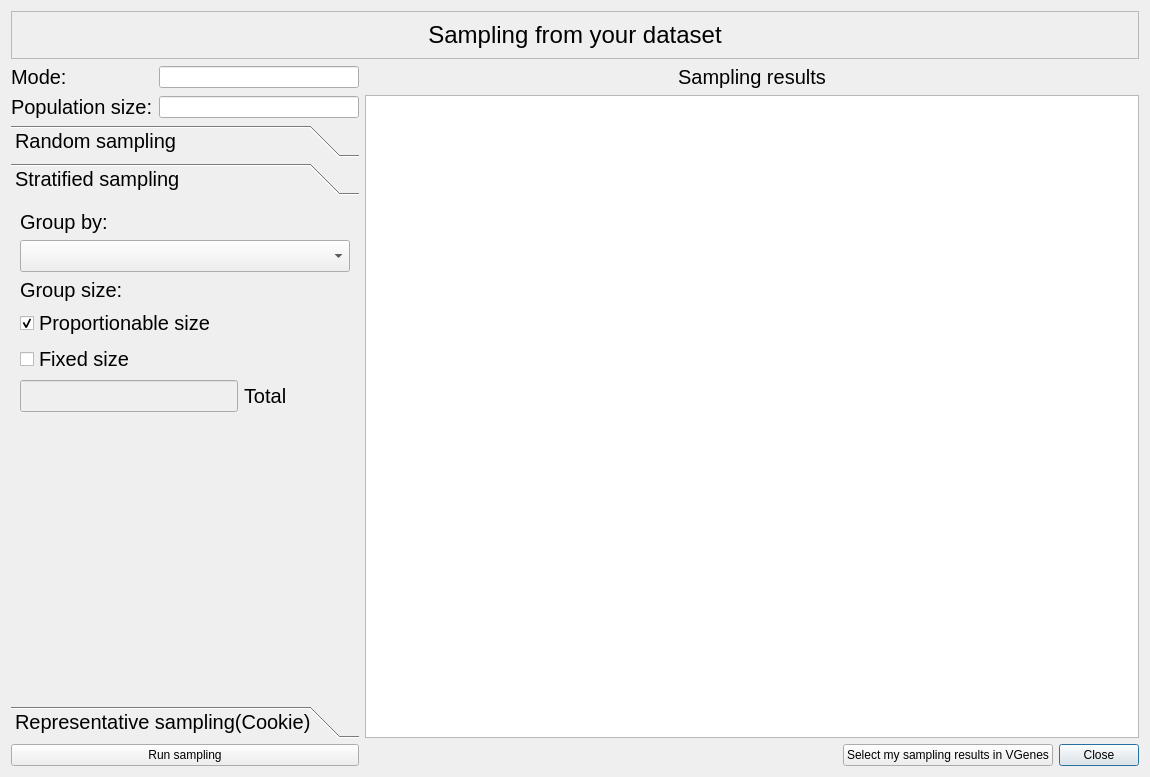
Qt form samplingdialog.ui (WilsonImmunologyLab/VGenes) before a commit.
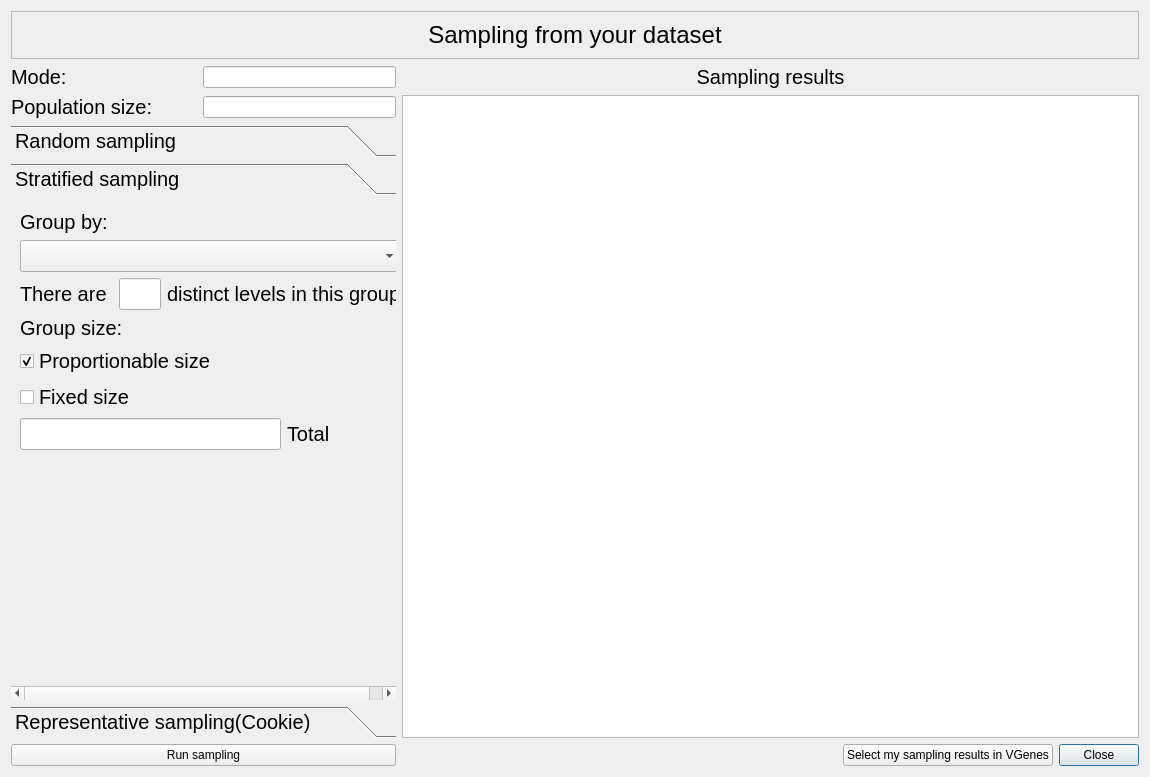
The same form after that commit. The open tabs and pages were chosen to show the change. Icons and pictures are not drawn.

Commit message: update UI for sampling function

Patch:
```diff
--- a/samplingdialog.ui
+++ b/samplingdialog.ui
@@ -165,13 +165,34 @@
         </widget>
        </item>
        <item row="2" column="0">
+        <widget class="QLabel" name="label_10">
+         <property name="text">
+          <string>There are </string>
+         </property>
+        </widget>
+       </item>
+       <item row="2" column="1" colspan="2">
+        <widget class="QLineEdit" name="lineEditLevel">
+         <property name="readOnly">
+          <bool>true</bool>
+         </property>
+        </widget>
+       </item>
+       <item row="2" column="3" colspan="2">
+        <widget class="QLabel" name="label_11">
+         <property name="text">
+          <string>distinct levels in this group</string>
+         </property>
+        </widget>
+       </item>
+       <item row="3" column="0" colspan="2">
         <widget class="QLabel" name="label_5">
          <property name="text">
           <string>Group size:</string>
          </property>
         </widget>
        </item>
-       <item row="3" column="0" colspan="3">
+       <item row="4" column="0" colspan="4">
         <widget class="QCheckBox" name="checkBoxPro">
          <property name="text">
           <string>Proportionable size</string>
@@ -187,7 +208,7 @@
          </attribute>
         </widget>
        </item>
-       <item row="4" column="0" colspan="2">
+       <item row="5" column="0" colspan="2">
         <widget class="QCheckBox" name="checkBoxFix">
          <property name="text">
           <string>Fixed size</string>
@@ -200,21 +221,14 @@
          </attribute>
         </widget>
        </item>
-       <item row="5" column="0" colspan="2">
-        <widget class="QLineEdit" name="lineEditGroupSize">
-         <property name="enabled">
-          <bool>false</bool>
-         </property>
-        </widget>
-       </item>
-       <item row="5" column="2">
+       <item row="6" column="4">
         <widget class="QLabel" name="label_Stratified">
          <property name="text">
           <string>Total</string>
          </property>
         </widget>
        </item>
-       <item row="6" column="1">
+       <item row="7" column="2">
         <spacer name="verticalSpacer_2">
          <property name="orientation">
           <enum>Qt::Vertical</enum>
@@ -227,9 +241,19 @@
          </property>
         </spacer>
        </item>
-       <item row="1" column="0" colspan="3">
+       <item row="1" column="0" colspan="5">
         <widget class="QComboBox" name="comboBoxGroupField"/>
        </item>
+       <item row="6" column="0" colspan="4">
+        <widget class="QLineEdit" name="lineEditGroupSize">
+         <property name="enabled">
+          <bool>true</bool>
+         </property>
+         <property name="readOnly">
+          <bool>false</bool>
+         </property>
+        </widget>
+       </item>
       </layout>
      </widget>
      <widget class="QWidget" name="option3">
```
Left out of the diff: 2 changed lines with no effect on the pictures. The commit also changes 2 other files.
